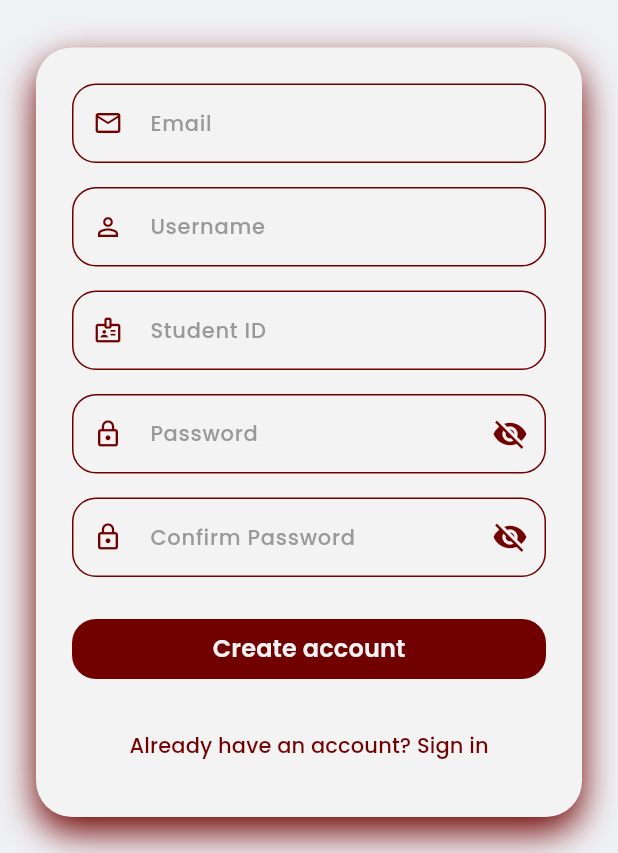
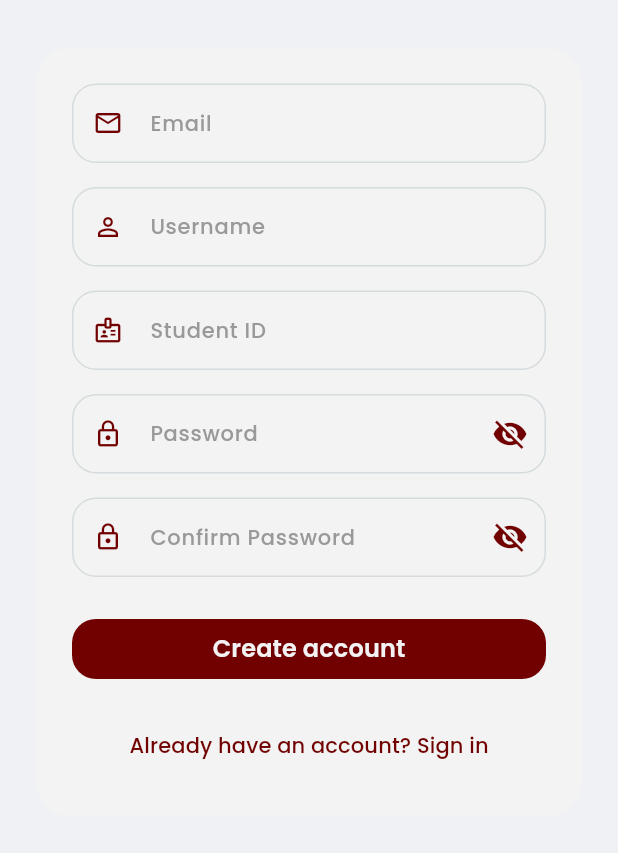
Before and after one commit to maaltheabheadaza/Findle_App, a Flutter app: the screen it shows after launch, after a tap on "New to Findle? Create an account", on a phone screen of 412 x 824 dp, the part 383-1236 px from its top. Run offline on Flutter 3.47's test engine with Material 3 defaults, Android fonts, the phone set to English and light mode, and no system bars; our stand-ins replace cloud_firestore, firebase_auth, firebase_core, google_fonts; accounts and stored records are empty.

Commit message:
removes the thick red border sa form

```diff
--- a/lib/login_screen.dart
+++ b/lib/login_screen.dart
@@ -170,23 +170,23 @@ class _LoginScreenState extends State<LoginScreen> {
       contentPadding: const EdgeInsets.symmetric(horizontal: 16, vertical: 16),
       border: OutlineInputBorder(
         borderRadius: BorderRadius.circular(16),
-        borderSide: BorderSide(color: primaryRed.withValues(alpha: 0.2 * 255)),
+        borderSide: BorderSide(color: Colors.blueGrey.withOpacity(0.2)),
       ),
       enabledBorder: OutlineInputBorder(
         borderRadius: BorderRadius.circular(16),
-        borderSide: BorderSide(color: primaryRed.withValues(alpha: 0.2 * 255)),
+        borderSide: BorderSide(color: Colors.blueGrey.withOpacity(0.2)),
       ),
       focusedBorder: OutlineInputBorder(
         borderRadius: BorderRadius.circular(16),
-        borderSide: BorderSide(color: primaryRed, width: 2),
+        borderSide: const BorderSide(color: Colors.blueGrey, width: 2),
       ),
       errorBorder: OutlineInputBorder(
         borderRadius: BorderRadius.circular(16),
-        borderSide: BorderSide(color: primaryRed.withValues(alpha: 0.5 * 255)),
+        borderSide: BorderSide(color: Colors.blueGrey.withOpacity(0.5)),
       ),
       focusedErrorBorder: OutlineInputBorder(
         borderRadius: BorderRadius.circular(16),
-        borderSide: BorderSide(color: primaryRed, width: 2),
+        borderSide: const BorderSide(color: Colors.blueGrey, width: 2),
       ),
     );
   }
@@ -282,13 +282,6 @@ class _LoginScreenState extends State<LoginScreen> {
                         decoration: BoxDecoration(
                           color: white,
                           borderRadius: BorderRadius.circular(24),
-                          boxShadow: [
-                            BoxShadow(
-                              color: primaryRed.withValues(alpha: 0.1 * 255),
-                              blurRadius: 20,
-                              offset: const Offset(0, 10),
-                            ),
-                          ],
                         ),
                         padding: const EdgeInsets.all(24),
                         child: Form(
--- a/lib/signup_screen.dart
+++ b/lib/signup_screen.dart
@@ -299,23 +299,23 @@ class _SignUpScreenState extends State<SignUpScreen> {
       contentPadding: const EdgeInsets.symmetric(horizontal: 16, vertical: 16),
       border: OutlineInputBorder(
         borderRadius: BorderRadius.circular(16),
-        borderSide: BorderSide(color: primaryRed.withValues(alpha: 0.2 * 255)),
+        borderSide: BorderSide(color: Colors.blueGrey.withOpacity(0.2)),
       ),
       enabledBorder: OutlineInputBorder(
         borderRadius: BorderRadius.circular(16),
-        borderSide: BorderSide(color: primaryRed.withValues(alpha: 0.2 * 255)),
+        borderSide: BorderSide(color: Colors.blueGrey.withOpacity(0.2)),
       ),
       focusedBorder: OutlineInputBorder(
         borderRadius: BorderRadius.circular(16),
-        borderSide: BorderSide(color: primaryRed, width: 2),
+        borderSide: const BorderSide(color: Colors.blueGrey, width: 2),
       ),
       errorBorder: OutlineInputBorder(
         borderRadius: BorderRadius.circular(16),
-        borderSide: BorderSide(color: primaryRed.withValues(alpha: 0.5 * 255)),
+        borderSide: BorderSide(color: Colors.blueGrey.withOpacity(0.5)),
       ),
       focusedErrorBorder: OutlineInputBorder(
         borderRadius: BorderRadius.circular(16),
-        borderSide: BorderSide(color: primaryRed, width: 2),
+        borderSide: const BorderSide(color: Colors.blueGrey, width: 2),
       ),
     );
   }
@@ -412,13 +412,6 @@ class _SignUpScreenState extends State<SignUpScreen> {
                         decoration: BoxDecoration(
                           color: white,
                           borderRadius: BorderRadius.circular(24),
-                          boxShadow: [
-                            BoxShadow(
-                              color: primaryRed.withValues(alpha: 0.1 * 255),
-                              blurRadius: 20,
-                              offset: const Offset(0, 10),
-                            ),
-                          ],
                         ),
                         padding: const EdgeInsets.all(24),
                         child: Form(
```
